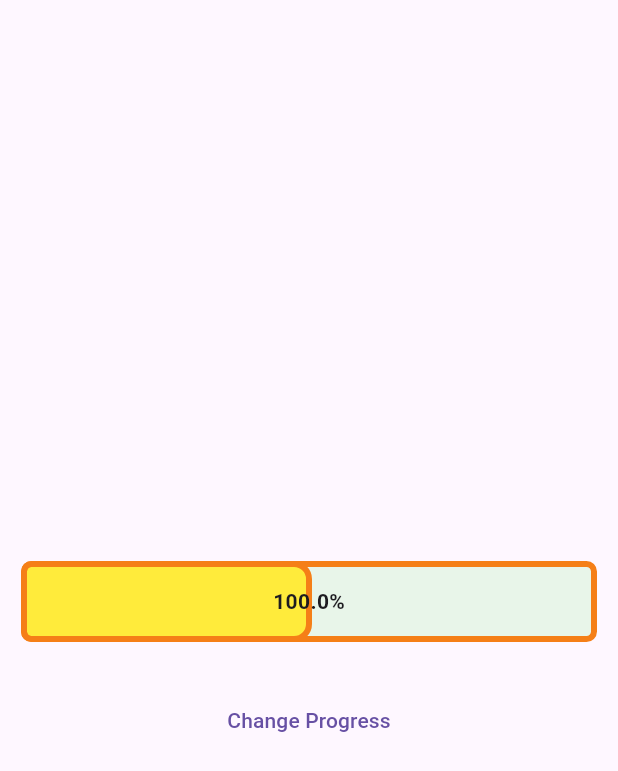
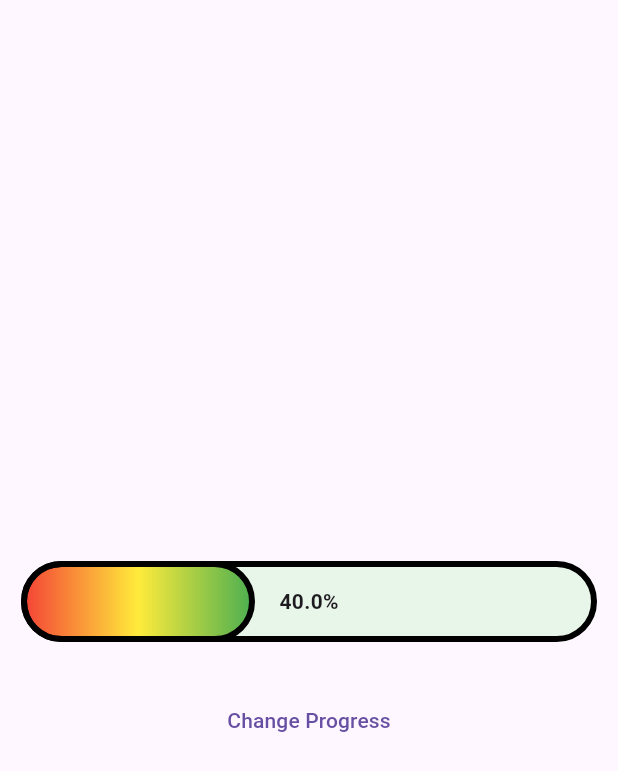
Before and after one commit to SwanFlutter/custom_linear_progress_indicator, a Flutter app: the screen it shows after launch, after a tap on "Change Progress", on a phone screen of 412 x 824 dp. Shown: the top 771 px of the screen. Run offline on Flutter 3.47's test engine with Material 3 defaults, Android fonts, the phone set to English and light mode, and no system bars.

Commit message:
added linear gradient to progress bar

```diff
--- a/example/lib/main.dart
+++ b/example/lib/main.dart
@@ -33,7 +33,7 @@ class MyHomePage extends StatefulWidget {
 
 class _MyHomePageState extends State<MyHomePage> {
   DateTime selectedData = DateTime.now();
-  late double progressPercent = 0.5;
+  late double progressPercent = 0.1;
 
   @override
   Widget build(BuildContext context) {
@@ -47,16 +47,16 @@ class _MyHomePageState extends State<MyHomePage> {
           children: [
             // you can click double tap to reset progress
             CustomLinearProgressIndicator(
-              maxValue: 2, // new
+              maxValue: 1, // new
               value: progressPercent,
               minHeight: 50,
               borderWidth: 4,
-              borderColor: Colors.yellow.shade900,
+              borderColor: Colors.black,
               borderStyle: BorderStyle.solid,
               colorLinearProgress: Colors.yellow,
-              animationDuration: 1000,
-              borderRadius: 5,
-              linearProgressBarBorderRadius: 10,
+              animationDuration: 1000, // 1000 milliseconds = 1 second
+              borderRadius: 100,
+              linearProgressBarBorderRadius: 100,
               backgroundColor: Colors.green.shade50,
               progressAnimationCurve: Curves.ease, // new
               alignment: Alignment.center, // new
@@ -66,12 +66,20 @@ class _MyHomePageState extends State<MyHomePage> {
                 // new
                 log('Progress: $value');
               },
+              // New
+              progressGradient: const LinearGradient(
+                colors: [
+                  Colors.red,
+                  Colors.yellow,
+                  Colors.green,
+                ],
+              ),
             ),
             const SizedBox(height: 30),
             TextButton(
               onPressed: () {
                 setState(() {
-                  progressPercent += 0.5;
+                  progressPercent += 0.3;
                 });
 
                 log(progressPercent.toString());
--- a/lib/custom_linear_progress_indicator.dart
+++ b/lib/custom_linear_progress_indicator.dart
@@ -56,6 +56,8 @@ class CustomLinearProgressIndicator extends StatefulWidget {
   /// You can set this value to more than 100%.
   final double maxValue;
 
+  final LinearGradient? progressGradient;
+
   const CustomLinearProgressIndicator({
     super.key,
     required this.value,
@@ -74,13 +76,17 @@ class CustomLinearProgressIndicator extends StatefulWidget {
     this.progressAnimationCurve = Curves.easeInOut,
     this.alignment = Alignment.center,
     this.maxValue = 1.0,
+    this.progressGradient,
   });
 
   @override
-  State<CustomLinearProgressIndicator> createState() => _CustomLinearProgressIndicatorState();
+  State<CustomLinearProgressIndicator> createState() =>
+      _CustomLinearProgressIndicatorState();
 }
 
-class _CustomLinearProgressIndicatorState extends State<CustomLinearProgressIndicator> with SingleTickerProviderStateMixin {
+class _CustomLinearProgressIndicatorState
+    extends State<CustomLinearProgressIndicator>
+    with SingleTickerProviderStateMixin {
   late AnimationController _animationController;
   late Animation<double> _animation;
   late double _previousValue = 0.0;
@@ -98,7 +104,8 @@ class _CustomLinearProgressIndicatorState extends State<CustomLinearProgressIndi
   void _updateAnimation() {
     final clampedValue = widget.value.clamp(0.0, widget.maxValue);
     final normalizedValue = (clampedValue / widget.maxValue).clamp(0.0, 1.0);
-    final normalizedPreviousValue = (_previousValue / widget.maxValue).clamp(0.0, 1.0);
+    final normalizedPreviousValue =
+        (_previousValue / widget.maxValue).clamp(0.0, 1.0);
 
     _animation = Tween<double>(
       begin: normalizedPreviousValue,
@@ -137,7 +144,8 @@ class _CustomLinearProgressIndicatorState extends State<CustomLinearProgressIndi
   @override
   void didUpdateWidget(CustomLinearProgressIndicator oldWidget) {
     super.didUpdateWidget(oldWidget);
-    if (oldWidget.value != widget.value || oldWidget.maxValue != widget.maxValue) {
+    if (oldWidget.value != widget.value ||
+        oldWidget.maxValue != widget.maxValue) {
       _updateAnimation();
     }
   }
@@ -170,7 +178,9 @@ class _CustomLinearProgressIndicatorState extends State<CustomLinearProgressIndi
                 borderWidth: widget.borderWidth,
                 backgroundColor: widget.backgroundColor,
                 valueColor: widget.colorLinearProgress,
-                linearProgressBarBorderRadius: widget.linearProgressBarBorderRadius,
+                linearProgressBarBorderRadius:
+                    widget.linearProgressBarBorderRadius,
+                progressGradient: widget.progressGradient,
               ),
               size: Size.infinite,
             ),
--- a/lib/src/widget/custom_progress_bar_painter.dart
+++ b/lib/src/widget/custom_progress_bar_painter.dart
@@ -25,6 +25,8 @@ class CustomProgressBarPainter extends CustomPainter {
   /// [linearProgressBarBorderRadius]: A double value specifically adjusting the border radius of the linear progress bar element within the overall progress bar.
   final double linearProgressBarBorderRadius;
 
+  final LinearGradient? progressGradient;
+
   CustomProgressBarPainter({
     required this.value,
     required this.borderRadius,
@@ -34,6 +36,7 @@ class CustomProgressBarPainter extends CustomPainter {
     required this.backgroundColor,
     required this.valueColor,
     required this.linearProgressBarBorderRadius,
+    this.progressGradient,
   });
 
   @override
@@ -51,18 +54,29 @@ class CustomProgressBarPainter extends CustomPainter {
 
     // Progress
     if (value > 0) {
-      final progressPaint = Paint()
+      Paint progressPaint = Paint()
         ..color = valueColor
         ..style = PaintingStyle.fill;
+
+      if (progressGradient != null) {
+        progressPaint = Paint()
+          ..shader = progressGradient?.createShader(
+            Rect.fromLTWH(0, 0, size.width * value, size.height),
+          )
+          ..style = PaintingStyle.fill;
+      }
 
       final progressWidth = size.width * value;
       final progressRect = RRect.fromRectAndCorners(
         Rect.fromLTWH(0, 0, progressWidth, size.height),
         topLeft: Radius.circular(borderRadius),
         bottomLeft: Radius.circular(borderRadius),
-        topRight: Radius.circular(value == 1.0 ? borderRadius : linearProgressBarBorderRadius),
-        bottomRight: Radius.circular(value == 1.0 ? borderRadius : linearProgressBarBorderRadius),
+        topRight: Radius.circular(
+            value == 1.0 ? borderRadius : linearProgressBarBorderRadius),
+        bottomRight: Radius.circular(
+            value == 1.0 ? borderRadius : linearProgressBarBorderRadius),
       );
+
       canvas.drawRRect(progressRect, progressPaint);
 
       // Border for progress
@@ -92,6 +106,7 @@ class CustomProgressBarPainter extends CustomPainter {
         oldDelegate.borderWidth != borderWidth ||
         oldDelegate.backgroundColor != backgroundColor ||
         oldDelegate.valueColor != valueColor ||
-        oldDelegate.linearProgressBarBorderRadius != linearProgressBarBorderRadius;
+        oldDelegate.linearProgressBarBorderRadius !=
+            linearProgressBarBorderRadius;
   }
 }
```
